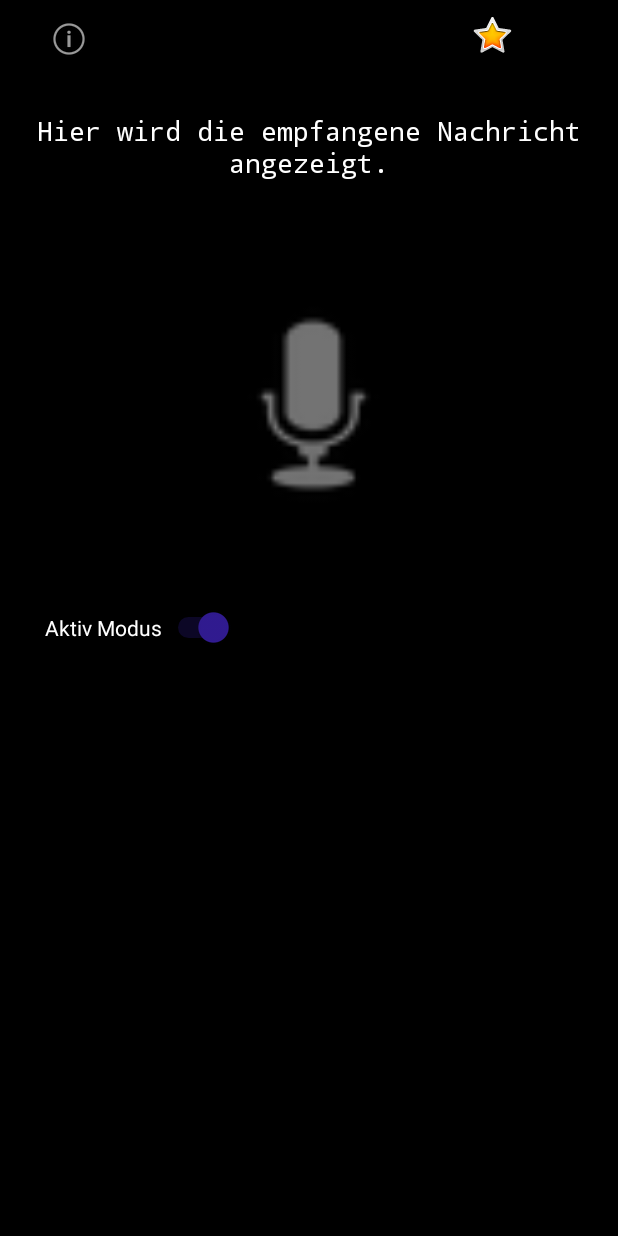
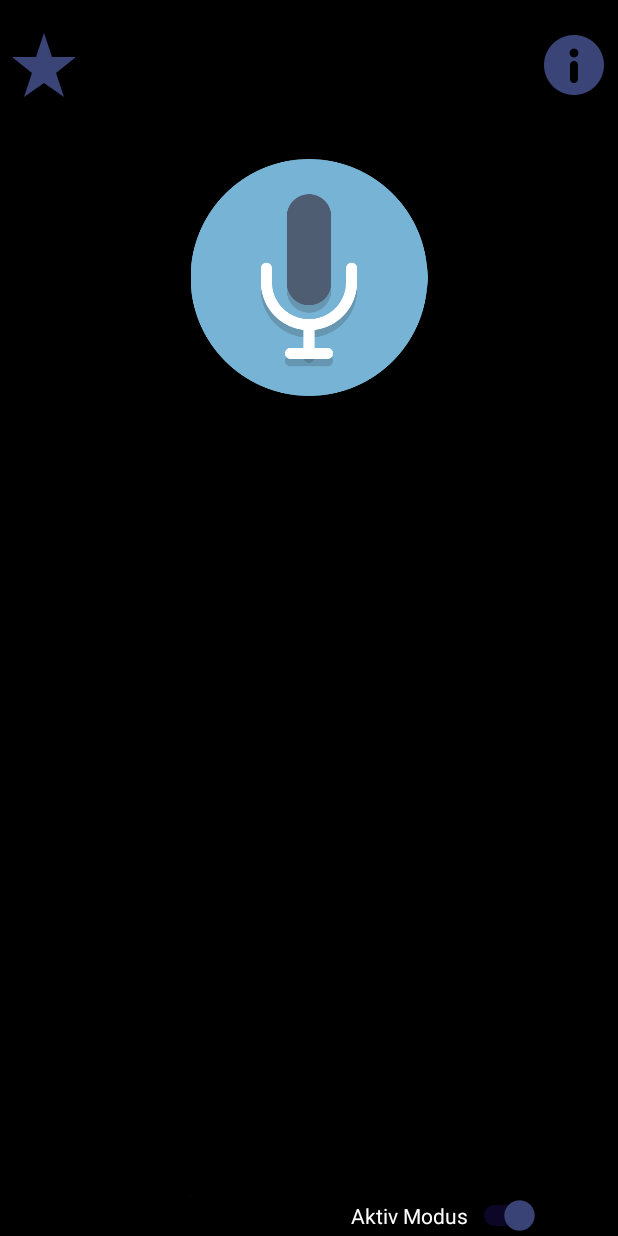
Before and after one commit to aai38/audioMessenger, an Android app: the layout activity_main.xml on its own in the app's theme, with its tools: preview values and no code run, on a phone screen of 412 x 824 dp. Run offline under Robolectric (Android 15) with nearby library versions, the phone set to English and light mode, and no system bars.

Commit message:
Changed layout
Layout is now responsive and textview is deleted, changed some icons as well

```diff
--- a/notification-listener-service-example-master/app/src/main/java/com/github/chagall/notificationlistenerexample/MainActivity.java
+++ b/notification-listener-service-example-master/app/src/main/java/com/github/chagall/notificationlistenerexample/MainActivity.java
@@ -164,7 +164,7 @@ public class MainActivity extends AppCompatActivity {
         isActiveMode = isActiveModeSwitch.isChecked();
 
 
-        view = (TextView) this.findViewById(R.id.image_change_explanation);
+        //view = (TextView) this.findViewById(R.id.image_change_explanation);
         // If the user did not turn the notification listener service on we prompt him to do so
         if(!isNotificationServiceEnabled()){
             enableNotificationListenerAlertDialog = buildNotificationServiceAlertDialog();
@@ -475,7 +475,8 @@ public class MainActivity extends AppCompatActivity {
 
     public int listenToKeyword() {
         micro.startRecording(3000);
-        setTextFromOtherThread("Warte 3s auf Schlüsselwort ...");
+        //
+        //setTextFromOtherThread("Warte 3s auf Schlüsselwort ...");
         while(micro.isRecording) {
             //wait until a keyword was spoken
 
@@ -515,7 +516,7 @@ public class MainActivity extends AppCompatActivity {
         int keyword = listenToKeyword();
 
         if(keyword == 0 && isReactionToNotification) {
-            setTextFromOtherThread("Antworten-Schlüsselwort erkannt!\nSpreche nun deine Nachricht ein...");
+            //setTextFromOtherThread("Antworten-Schlüsselwort erkannt!\nSpreche nun deine Nachricht ein...");
             micro.startRecording(5000);
             while(micro.isRecording){
                 //wait until user has spoken his answer
@@ -538,11 +539,11 @@ public class MainActivity extends AppCompatActivity {
             } else {
                 if(!bufferedAnswer.equals("")) {
                     intent.putExtra("Answer", bufferedAnswer + " " +micro.result);
-                    setTextFromOtherThread("Sende Antwort: "+bufferedAnswer + " " +micro.result);
+                    //setTextFromOtherThread("Sende Antwort: "+bufferedAnswer + " " +micro.result);
                     bufferedAnswer = "";
                 } else {
                     intent.putExtra("Answer", micro.result);
-                    setTextFromOtherThread("Sende Antwort: "+micro.result);
+                    //setTextFromOtherThread("Sende Antwort: "+micro.result);
                 }
             }
 
@@ -551,7 +552,8 @@ public class MainActivity extends AppCompatActivity {
 
 
         } else if (keyword == 1) {
-            setTextFromOtherThread("Abhören-Schlüsselwort erkannt!\nSpreche nun den Namen ein...");
+            //
+            // xtFromOtherThread("Abhören-Schlüsselwort erkannt!\nSpreche nun den Namen ein...");
             micro.startRecording(3000);
             while (micro.isRecording) {
 
@@ -560,7 +562,7 @@ public class MainActivity extends AppCompatActivity {
 
             t1.speak(message, TextToSpeech.QUEUE_ADD, null);
         } else if(keyword == 2) {
-            setTextFromOtherThread("Schreibe-Schlüsselwort erkannt!\nSpreche nun deine Nachricht ein...");
+            //setTextFromOtherThread("Schreibe-Schlüsselwort erkannt!\nSpreche nun deine Nachricht ein...");
             micro.startRecording(5000);
             while(micro.isRecording){
                 //wait until user has spoken his answer
@@ -582,11 +584,11 @@ public class MainActivity extends AppCompatActivity {
             } else {
                 if(!bufferedAnswer.equals("")) {
 
-                    setTextFromOtherThread("Sende Nachricht: "+bufferedAnswer + " " +micro.result);
+                    //setTextFromOtherThread("Sende Nachricht: "+bufferedAnswer + " " +micro.result);
                     bufferedAnswer = "";
                 } else {
 
-                    setTextFromOtherThread("Sende Nachricht: "+micro.result);
+                    //setTextFromOtherThread("Sende Nachricht: "+micro.result);
                 }
             }
 
@@ -598,7 +600,7 @@ public class MainActivity extends AppCompatActivity {
             updateOurText( NotificationListenerExampleService.getMessageToRead(), false);
         }
         else {
-            setTextFromOtherThread("Kein Schlüsselwort erkannt.");
+            //setTextFromOtherThread("Kein Schlüsselwort erkannt.");
             if(isReactionToNotification) {
                 broadcastReceiver.isAnswer = true;
                 Intent intent = new  Intent("com.github.chagall.notificationlistenerexample");
@@ -617,7 +619,7 @@ public class MainActivity extends AppCompatActivity {
     public void updateOurText(String text, boolean isSingleMsgMode) {
         if(text != null) {
             messageThread = null;
-            setTextFromOtherThread(text);
+            //setTextFromOtherThread(text);
             messageThread = new Thread(new Runnable() {
                 public void run() {
                     isBusy = true;
--- a/notification-listener-service-example-master/app/src/main/res/layout/activity_favorites.xml
+++ b/notification-listener-service-example-master/app/src/main/res/layout/activity_favorites.xml
@@ -8,31 +8,39 @@
     android:orientation="vertical"
     tools:context=".FavoritesActivity">
 
-    <FrameLayout
+    <android.support.constraint.ConstraintLayout
         android:layout_width="match_parent"
         android:layout_height="96dp"
         android:layout_weight="1">
 
         <ImageButton
             android:id="@+id/backButton"
-            android:layout_width="41dp"
+            android:layout_width="0dp"
             android:layout_height="match_parent"
+            android:layout_marginStart="8dp"
             android:background="#FFFFFF"
             android:backgroundTint="#00FFFFFF"
+            android:src="?attr/actionModeCloseDrawable"
             android:tint="#FFFFFF"
-            app:srcCompat="?attr/homeAsUpIndicator" />
+            app:layout_constraintBottom_toBottomOf="parent"
+            app:layout_constraintStart_toStartOf="parent"
+            app:layout_constraintTop_toTopOf="parent" />
 
         <TextView
             android:id="@+id/textView4"
-            android:layout_width="214dp"
-            android:layout_height="48dp"
-            android:layout_marginStart="120dp"
+            android:layout_width="wrap_content"
+            android:layout_height="match_parent"
+            android:gravity="center"
             android:text="Favoriten festlegen"
+            android:textAlignment="center"
             android:textColor="#FFFFFF"
             android:textSize="24sp"
-            tools:text="Favoriten festlegen" />
+            app:layout_constraintBottom_toBottomOf="parent"
+            app:layout_constraintEnd_toEndOf="parent"
+            app:layout_constraintStart_toEndOf="@+id/backButton"
+            app:layout_constraintTop_toTopOf="parent" />
 
-    </FrameLayout>
+    </android.support.constraint.ConstraintLayout>
 
     <FrameLayout
         android:layout_width="match_parent"
--- a/notification-listener-service-example-master/app/src/main/res/layout/activity_main.xml
+++ b/notification-listener-service-example-master/app/src/main/res/layout/activity_main.xml
@@ -1,92 +1,109 @@
 <?xml version="1.0" encoding="utf-8"?>
-<LinearLayout
-    xmlns:android="http://schemas.android.com/apk/res/android"
+<LinearLayout xmlns:android="http://schemas.android.com/apk/res/android"
     xmlns:app="http://schemas.android.com/apk/res-auto"
     xmlns:tools="http://schemas.android.com/tools"
+    android:layout_width="match_parent"
     android:layout_height="match_parent"
-    android:layout_width="match_parent"
-    android:orientation="vertical"
-    android:background="@color/black">
+    android:background="@color/black"
+    android:orientation="vertical">
 
-    <FrameLayout
+    <android.support.constraint.ConstraintLayout
         android:layout_width="match_parent"
-        android:layout_height="56dp">
+        android:layout_height="86dp">
 
         <ImageButton
             android:id="@+id/imageButton"
-            android:layout_width="56dp"
-            android:layout_height="46dp"
-            android:layout_marginStart="300dp"
+            android:layout_width="0dp"
+            android:layout_height="match_parent"
+            android:layout_marginStart="8dp"
             android:background="#00FFFFFF"
-            app:srcCompat="@android:drawable/btn_star_big_on" />
+            android:src="@drawable/iconfinder_star_381628"
+            android:tint="#3B4477"
+            android:visibility="visible"
+            app:layout_constraintBottom_toBottomOf="parent"
+            app:layout_constraintRight_toLeftOf="@+id/guideline"
+            app:layout_constraintStart_toStartOf="parent"
+            app:layout_constraintTop_toTopOf="parent" />
+
+
+        <android.support.constraint.Guideline
+            android:id="@+id/guideline"
+            android:layout_width="wrap_content"
+            android:layout_height="match_parent"
+            android:orientation="vertical"
+            app:layout_constraintGuide_percent="0.5" />
 
         <ImageButton
             android:id="@+id/mailButton"
-            android:layout_width="wrap_content"
-            android:layout_height="wrap_content"
-            android:layout_marginStart="30dp"
-            android:layout_marginTop="10dp"
-            android:background="#000000"
-            app:srcCompat="@android:drawable/ic_menu_info_details" />
+            android:layout_width="0dp"
+            android:layout_height="match_parent"
+            android:layout_marginEnd="8dp"
+            android:background="#00000000"
+            android:src="@drawable/info_circle"
+            android:tint="#3B4477"
+            android:visibility="visible"
+            app:layout_constraintBottom_toBottomOf="parent"
+            app:layout_constraintEnd_toEndOf="parent"
+            app:layout_constraintLeft_toRightOf="@+id/guideline"
+            app:layout_constraintTop_toTopOf="parent" />
 
-    </FrameLayout>
-
-    <TextView
-        android:layout_width="wrap_content"
-        android:layout_height="wrap_content"
-        android:text="@string/image_change_explanaton"
-        android:id="@+id/image_change_explanation"
-        android:textColor="@color/white"
-        android:layout_marginTop="18.5dp"
-        android:layout_marginRight="16dp"
-        android:layout_marginLeft="16dp"
-        android:layout_marginBottom="18dp"
-        android:textSize="18sp"
-        android:typeface="monospace"
-        android:textAlignment="center" />
+    </android.support.constraint.ConstraintLayout>
 
     <FrameLayout
         android:id="@+id/intercepted_notification_logo_container"
         android:layout_width="match_parent"
-        android:layout_height="266dp">
+        android:layout_height="198dp">
 
         <ImageView
             android:id="@+id/recordBtn"
-            android:layout_width="278dp"
-            android:layout_height="162dp"
-            android:layout_marginLeft="70dp"
-            android:layout_marginTop="50dp"
-            app:srcCompat="@android:drawable/ic_btn_speak_now" />
+            android:layout_width="match_parent"
+            android:layout_height="match_parent"
+            android:layout_marginTop="20dp"
+            android:layout_marginBottom="20dp"
+            app:srcCompat="@drawable/iconfinder_mic_1055024" />
     </FrameLayout>
 
-    <FrameLayout
-        android:layout_width="match_parent"
-        android:layout_height="148dp">
+    <LinearLayout
+        android:layout_width="380dp"
+        android:layout_height="match_parent"
+        android:layout_marginStart="20dp"
+        android:orientation="vertical">
+
+        <ImageView
+            android:id="@+id/imageView2"
+            android:layout_width="match_parent"
+            android:layout_height="0dp"
+            android:layout_weight="1"
+            android:background="#00FFFFFF"
+            android:backgroundTint="#00FFFFFF"
+            android:tint="#000000"
+            app:srcCompat="@android:drawable/ic_dialog_alert" />
 
         <LinearLayout
-            android:layout_width="243dp"
-            android:layout_height="match_parent"
-            android:layout_marginLeft="30dp"
-            android:orientation="vertical">
+            android:layout_width="match_parent"
+            android:layout_height="wrap_content"
+            android:orientation="horizontal">
+
+            <ImageView
+                android:id="@+id/imageView3"
+                android:layout_width="0dp"
+                android:layout_height="wrap_content"
+                android:layout_weight="1"
+                app:srcCompat="?attr/dividerVertical"
+                tools:srcCompat="@android:drawable/divider_horizontal_dark" />
 
             <Switch
                 android:id="@+id/switch1"
                 android:layout_width="wrap_content"
                 android:layout_height="wrap_content"
+                android:layout_marginEnd="40dp"
                 android:checked="true"
                 android:text="Aktiv Modus"
-                android:textColor="#FFFFFF" />
+                android:textColor="#FFFFFF"
+                android:textColorLink="#FFFFFF"
+                android:thumbTint="#3B4477" />
         </LinearLayout>
 
-        <LinearLayout android:layout_width="138dp"
-            android:layout_height="match_parent"
-            android:layout_marginLeft="273dp"
-            android:orientation="vertical">
-
-
-        </LinearLayout>
-
-
-    </FrameLayout>
+    </LinearLayout>
 
 </LinearLayout>
--- a/notification-listener-service-example-master/app/src/main/res/values/styles.xml
+++ b/notification-listener-service-example-master/app/src/main/res/values/styles.xml
@@ -1,7 +1,7 @@
 <resources>
 
     <!-- Base application theme. -->
-    <style name="AppTheme" parent="Theme.AppCompat.Light.DarkActionBar">
+    <style name="AppTheme" parent="Theme.AppCompat.Light.NoActionBar">
         <!-- Customize your theme here. -->
         <item name="colorPrimary">@color/colorPrimary</item>
         <item name="colorPrimaryDark">@color/colorPrimaryDark</item>
```
Also changed, not shown: notification-listener-service-example-master/app/src/main/res/drawable-nodpi/iconfinder_mic_1055024.png (added), notification-listener-service-example-master/app/src/main/res/drawable-nodpi/iconfinder_star_381628.png (added), notification-listener-service-example-master/app/src/main/res/drawable-nodpi/info_circle.png (added).
